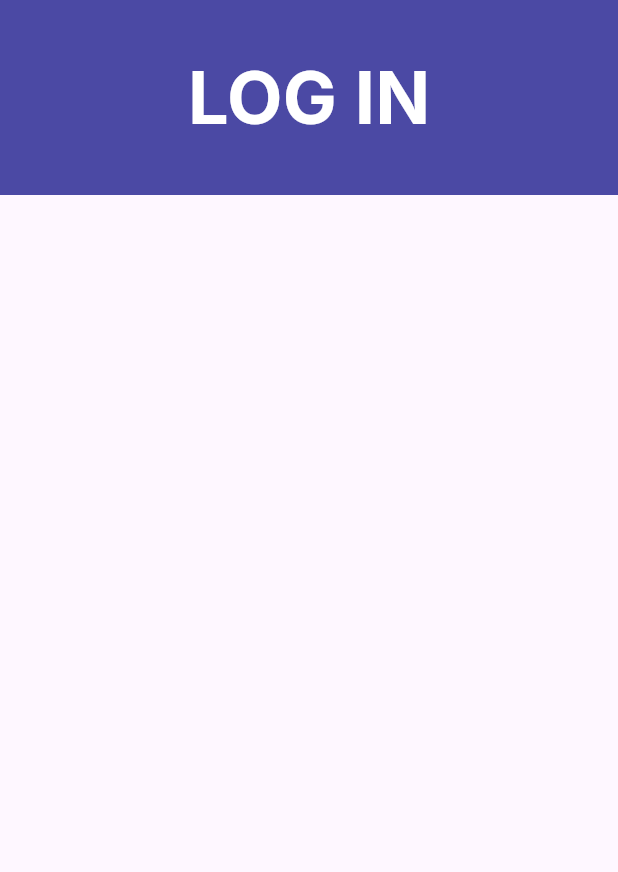
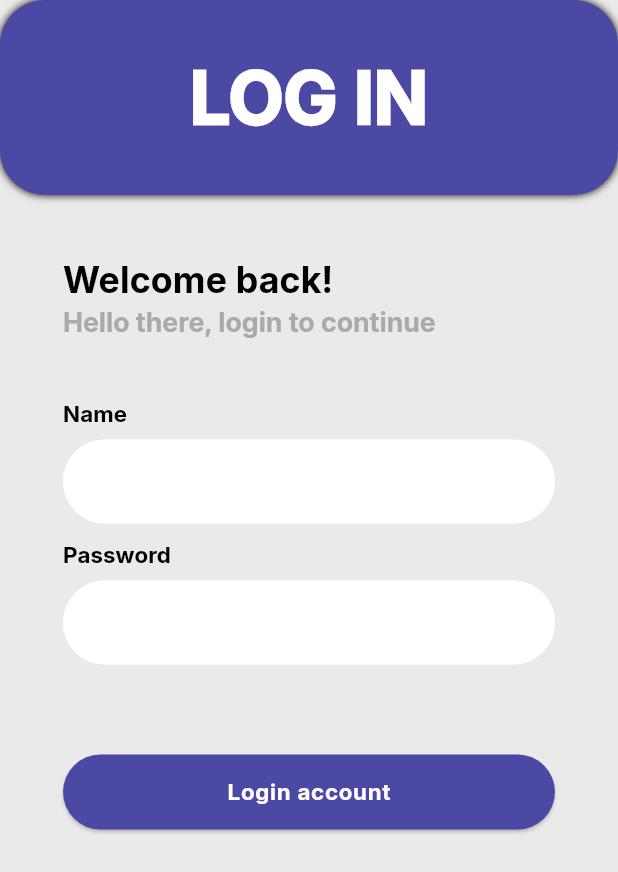
Before and after one commit to furnenshv123/easy_pms, a Flutter app: the screen it shows after launch, on a phone screen of 412 x 824 dp. Shown: the top 872 px of the screen. Run offline on Flutter 3.47's test engine with Material 3 defaults, Android fonts, the phone set to English and light mode, and no system bars; our stand-ins replace auto_route.

Commit message:
log in screen

```diff
--- /dev/null
+++ b/devtools_options.yaml
@@ -0,0 +1,3 @@
+description: This file stores settings for Dart & Flutter DevTools.
+documentation: https://docs.flutter.dev/tools/devtools/extensions#configure-extension-enablement-states
+extensions:
--- /dev/null
+++ b/lib/config/themes/app_theme.dart
@@ -0,0 +1,35 @@
+import 'package:flutter/material.dart';
+
+class AppTheme {
+  static ThemeData get light {
+    return ThemeData(
+        primaryColor: const Color.fromRGBO(75, 73, 164, 1),
+        scaffoldBackgroundColor: const Color.fromRGBO(234, 234, 234, 1),
+        textTheme: const TextTheme(
+            labelSmall: TextStyle(
+                  fontFamily: "Inter",
+                  color: Colors.white,
+                  fontWeight: FontWeight.w700,
+                  fontSize: 15),
+            titleSmall: TextStyle(
+                  fontFamily: "Inter",
+                  color: Colors.black,
+                  fontWeight: FontWeight.w700,
+                  fontSize: 15),
+            titleLarge: TextStyle(
+                  fontFamily: "Inter",
+                  color: Colors.white,
+                  fontWeight: FontWeight.w900,
+                  fontSize: 48),
+            titleMedium: TextStyle(
+                color: Colors.black,
+                fontFamily: "Inter",
+                fontSize: 24,
+                fontWeight: FontWeight.w800),
+            displayMedium: TextStyle(
+                color: Color.fromRGBO(171, 170, 170, 1),
+                fontFamily: "Inter",
+                fontSize: 18,
+                fontWeight: FontWeight.w800)));
+  }
+}
--- a/lib/features/log_in/presentation/view/log_in_screen.dart
+++ b/lib/features/log_in/presentation/view/log_in_screen.dart
@@ -1,4 +1,7 @@
 import 'package:auto_route/auto_route.dart';
+import 'package:easy_pms/config/themes/app_theme.dart';
+import 'package:easy_pms/features/log_in/presentation/widgets/text_field_widget.dart';
+import 'package:easy_pms/features/log_in/presentation/widgets/welcome_title.dart';
 import 'package:flutter/material.dart';
 
 @RoutePage()
@@ -10,21 +13,61 @@ class LogInScreen extends StatefulWidget {
 }
 
 class _LogInScreenState extends State<LogInScreen> {
+  final listOfNames = ['Name', 'Password'];
   @override
   Widget build(BuildContext context) {
     return Scaffold(
+      resizeToAvoidBottomInset: false,
       appBar: PreferredSize(
           preferredSize: const Size(double.infinity, 130),
           child: Container(
             alignment: Alignment.center,
+            decoration: BoxDecoration(
+              borderRadius: BorderRadius.circular(30),
+              boxShadow: const [
+                BoxShadow(color: Colors.black, spreadRadius: 0, blurRadius: 4)
+              ],
+              color: Theme.of(context).primaryColor,
+            ),
+            child: Text(
+              "LOG IN",
+              style: Theme.of(context).textTheme.titleLarge,
+            ),
+          )),
+      body: SingleChildScrollView(
+        physics: const BouncingScrollPhysics(),
+        child: Column(
+          crossAxisAlignment: CrossAxisAlignment.start,
+          children: [
+            const WelcomeTitle(),
+            const SizedBox(
+              height: 40,
+            ),
+            Container(
+              padding: const EdgeInsets.symmetric(horizontal: 42),
+              child: Column(
+                children: listOfNames
+                    .map((e) => TextFieldWidget(
+                        title: e,
+                        obscureMode: listOfNames.indexOf(e) == 1 ? true : false))
+                    .toList(),
+              ),
+            ),
+            const SizedBox(height: 50,),
+            Container(
+              width: double.infinity,
+              height: 50,
+              padding: const EdgeInsets.symmetric(horizontal: 42),
+              child: ElevatedButton(
+                onPressed: () {},
 
-            color: const Color.fromRGBO(75, 73, 164, 1),
-            child: Text(
-              'LOG IN',
-              style: TextStyle(fontFamily: "Inter", color: Colors.white, fontWeight: FontWeight.bold, fontSize: 48),
-            ),
-
-          )),
+                style: ButtonStyle(backgroundColor: WidgetStatePropertyAll<Color>(Theme.of(context).primaryColor)),
+                child: Text('Login account', style: Theme.of(context).textTheme.labelSmall,),
+              ),
+            )
+          ],
+        ),
+      ),
     );
   }
 }
--- /dev/null
+++ b/lib/features/log_in/presentation/widgets/text_field_widget.dart
@@ -0,0 +1,44 @@
+import 'package:flutter/material.dart';
+
+class TextFieldWidget extends StatefulWidget {
+  TextFieldWidget({super.key, required this.title, this.obscureMode = false});
+  final String title;
+  bool obscureMode;
+  @override
+  State<TextFieldWidget> createState() => _TextFieldWidgetState();
+}
+
+class _TextFieldWidgetState extends State<TextFieldWidget> {
+  @override
+  Widget build(BuildContext context) {
+    return Container(
+      child: Column(
+        crossAxisAlignment: CrossAxisAlignment.start,
+        children: [
+          Text(widget.title, style: Theme.of(context).textTheme.titleSmall,),
+          const SizedBox(height: 7,),
+          TextField(
+            obscureText: widget.obscureMode,
+            cursorColor: Theme.of(context).primaryColor,
+            decoration: const InputDecoration(
+              filled: true,
+              fillColor: Colors.white,
+              enabledBorder: OutlineInputBorder(
+                  borderSide: BorderSide(
+                    color: Colors.white,
+                  ),
+                  borderRadius: BorderRadius.all(Radius.circular(40))),
+              focusedBorder: OutlineInputBorder(
+                borderSide: BorderSide(
+                  color: Colors.white,
+                ),
+                borderRadius: BorderRadius.all(Radius.circular(40)),
+              ),
+            ),
+          ),
+          const SizedBox(height: 10,)
+        ],
+      ),
+    );
+  }
+}
--- /dev/null
+++ b/lib/features/log_in/presentation/widgets/welcome_title.dart
@@ -0,0 +1,25 @@
+import 'package:flutter/material.dart';
+
+class WelcomeTitle extends StatelessWidget {
+  const WelcomeTitle({super.key});
+
+  @override
+  Widget build(BuildContext context) {
+    return Container(
+      padding: const EdgeInsets.only(left: 42, top: 38),
+      child: Column(
+        crossAxisAlignment: CrossAxisAlignment.start,
+        children:  [
+          Text(
+            'Welcome back!',
+            style: Theme.of(context).textTheme.titleMedium,
+          ),
+          Text(
+            'Hello there, login to continue',
+            style: Theme.of(context).textTheme.displayMedium,
+          ),
+        ],
+      ),
+    );
+  }
+}
--- a/lib/main.dart
+++ b/lib/main.dart
@@ -1,4 +1,5 @@
 import 'package:easy_pms/config/router/router.dart';
+import 'package:easy_pms/config/themes/app_theme.dart';
 import 'package:flutter/material.dart';
 
 void main() {
@@ -14,11 +15,8 @@ class MyApp extends StatelessWidget {
 
     return MaterialApp.router(
       title: 'Flutter Demo',
-      theme: ThemeData(
+      theme: AppTheme.light,
 
-        colorScheme: ColorScheme.fromSeed(seedColor: Colors.deepPurple),
-        useMaterial3: true,
-      ),
       routerConfig: router.config(),
     );
   }
--- a/pubspec.yaml
+++ b/pubspec.yaml
@@ -80,7 +80,7 @@ flutter:
   fonts:
      - family: Inter
        fonts:
-        - asset: assets/fonts/Inter-VariableFont.ttf
+        - asset: assets/fonts/Inter_18pt-Bold.ttf
   #       - asset: fonts/Schyler-Italic.ttf
   #         style: italic
   #   - family: Trajan Pro
```
Also changed, not shown: assets/fonts/Inter-VariableFont.ttf (deleted), assets/fonts/Inter_18pt-Bold.ttf (added).
